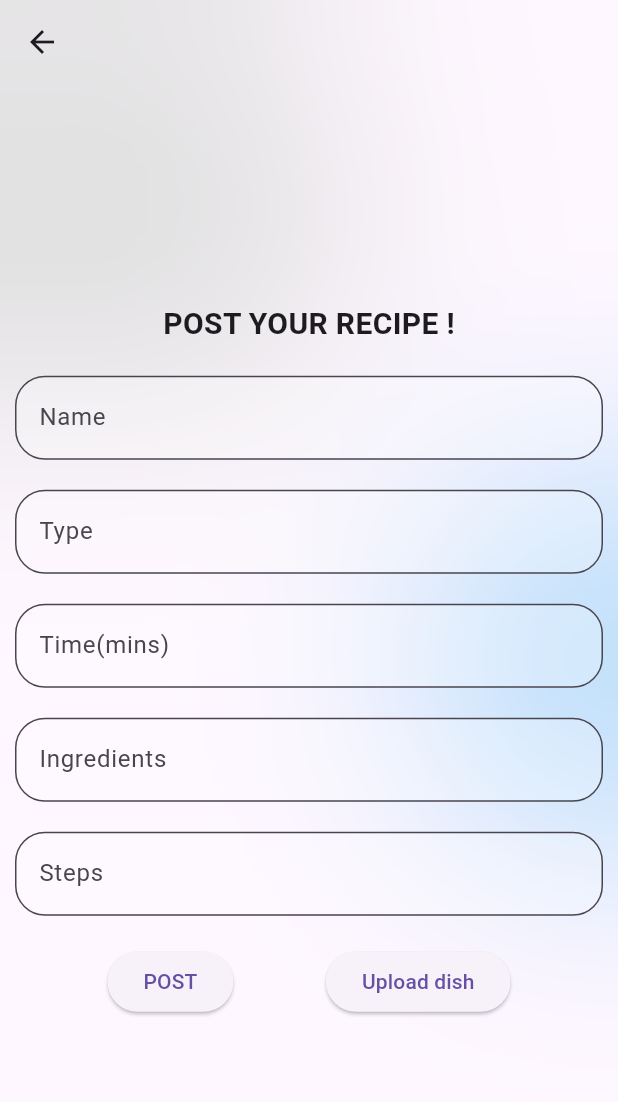
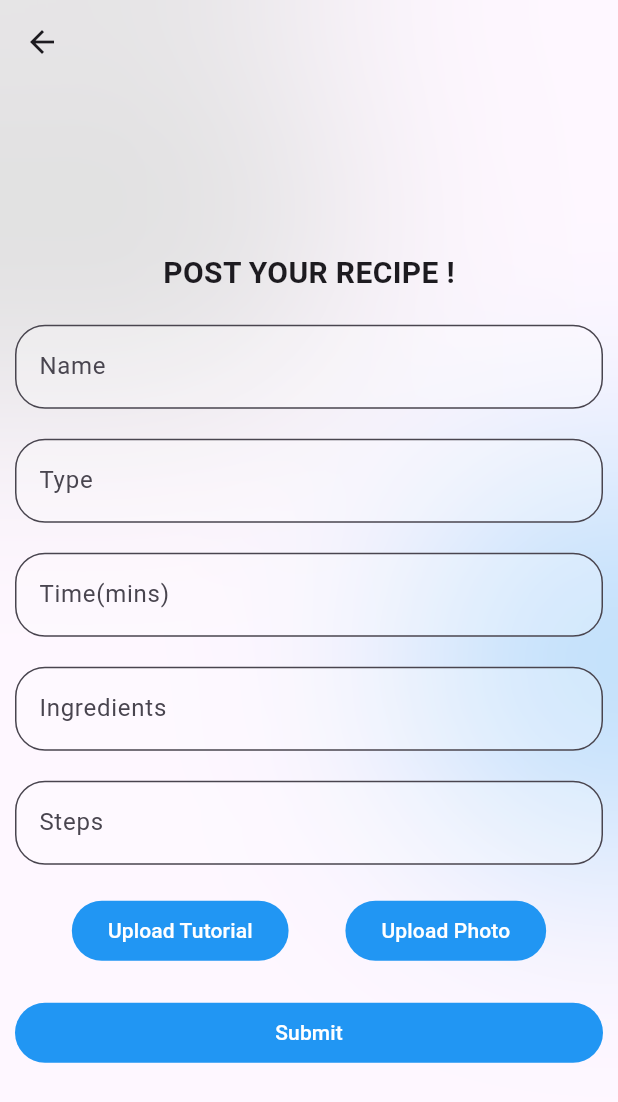
Before and after one commit to adityabhusari/CookVerse, a Flutter app: the PostScreen screen opened by its route, on a phone screen of 412 x 824 dp. Shown: the top 1102 px of the screen. Run offline on Flutter 3.47's test engine with Material 3 defaults, Android fonts, the phone set to English and light mode, and no system bars; our stand-ins replace cloud_firestore, equatable, firebase_auth, firebase_core, firebase_storage, flutter_bloc and 2 more; missing offline and left inert: appinio_video_player, flow_builder; accounts and stored records are empty.

Commit message:
video playback

```diff
--- a/lib/buisness layer/blocs/search bloc.dart
+++ b/lib/buisness layer/blocs/search bloc/search bloc.dart
@@ -1,8 +1,8 @@
 import 'package:flutter_bloc/flutter_bloc.dart';
-import 'package:last/buisness%20layer/blocs/search_s_e.dart';
+import 'package:last/buisness%20layer/blocs/search%20bloc/search_s_e.dart';
 import 'package:last/data%20layer/models/post_model.dart';
 
-import '../../data layer/repositories/post_repo.dart';
+import '../../../data layer/repositories/post_repo.dart';
 
 class SearchBloc extends Bloc<SearchEvents, SearchStates>{
 
--- a/lib/buisness layer/blocs/search_s_e.dart
+++ b/lib/buisness layer/blocs/search bloc/search_s_e.dart
@@ -1,6 +1,6 @@
 import 'package:equatable/equatable.dart';
 
-import '../../data layer/models/post_model.dart';
+import '../../../data layer/models/post_model.dart';
 
 abstract class SearchEvents extends Equatable{}
 
--- a/lib/buisness layer/blocs/update bloc/update_post_s_e.dart
+++ b/lib/buisness layer/blocs/update bloc/update_post_s_e.dart
@@ -1,6 +1,7 @@
 import 'package:equatable/equatable.dart';
 
 enum UploadDishPicStatus {loading, success, failure}
+enum UploadDishTutStatus {loading, success, failure}
 
 abstract class UpdatePostEvents extends Equatable{}
 
@@ -17,6 +18,19 @@ class UploadDishPicEvent extends UpdatePostEvents{
   final String userId;
 
   UploadDishPicEvent({required this.file, required this.userId, required this.postId});
+
+  @override
+  // TODO: implement props
+  List<Object?> get props => [file, postId, userId];
+
+}
+
+class UploadDishTutEvent extends UpdatePostEvents{
+  final String file;
+  final String postId;
+  final String userId;
+
+  UploadDishTutEvent({required this.file, required this.userId, required this.postId});
 
   @override
   // TODO: implement props
@@ -55,3 +69,22 @@ class UploadDishPicState extends UpdatePostStates{
   List<Object?> get props => [dishPic, uploadDishPicStatus];
 
 }
+
+class UploadDishTutState extends UpdatePostStates{
+
+  final String dishTut;
+  final UploadDishTutStatus uploadDishTutStatus;
+
+  UploadDishTutState({this.dishTut = '', required this.uploadDishTutStatus});
+
+  UploadDishTutState.loading() : this(uploadDishTutStatus: UploadDishTutStatus.loading);
+
+  UploadDishTutState.success(String dishTut) : this(dishTut: dishTut, uploadDishTutStatus: UploadDishTutStatus.success);
+
+  UploadDishTutState.failure() : this(uploadDishTutStatus: UploadDishTutStatus.failure);
+
+  @override
+  // TODO: implement props
+  List<Object?> get props => [dishTut, uploadDishTutStatus];
+
+}
--- a/lib/data layer/entities/post_entity.dart
+++ b/lib/data layer/entities/post_entity.dart
@@ -11,10 +11,11 @@ class PostEntity extends Equatable{
   DateTime? dateTime;
   String? userId;
   String? dishPic;
+  String? dishTut;
   int? likes;
 
 
-  PostEntity({required this.id, this.name = '', this.type = '', this.time = '', this.ingredients = '', this.steps = '', this.dateTime, this.dishPic = '', this.userId = '', this.likes = 0});
+  PostEntity({required this.id, this.name = '', this.type = '', this.time = '', this.ingredients = '', this.steps = '', this.dateTime, this.dishPic = '', this.userId = '', this.likes = 0, this.dishTut = ''});
 
   Map<String, dynamic> toMap(){
     return <String, dynamic>{
@@ -27,6 +28,7 @@ class PostEntity extends Equatable{
       'dateTime': dateTime,
       'userId': userId,
       'dishPic': dishPic,
+      'dishTut': dishTut,
       'likes': likes
     };
   }
@@ -43,12 +45,13 @@ class PostEntity extends Equatable{
         dateTime: (doc['dateTime'] as Timestamp).toDate(),
         userId: doc['userId'].toString(),
         dishPic: doc['dishPic'].toString(),
+        dishTut: doc['dishTut'].toString(),
         likes: doc['likes']
     );
   }
 
   @override
   // TODO: implement props
-  List<Object?> get props => [id, name, type, time, ingredients, steps, dateTime, userId, dishPic, likes];
+  List<Object?> get props => [id, name, type, time, ingredients, steps, dateTime, userId, dishPic, likes, dishTut];
 
 }
--- a/lib/data layer/models/post_model.dart
+++ b/lib/data layer/models/post_model.dart
@@ -14,9 +14,10 @@ class Post extends Equatable{
   DateTime? dateTime;
   String? userId;
   String? dishPic;
+  String? dishTut;
   int? likes;
 
-  Post({required this.id, this.name = '', this.type = '', this.time = '', this.ingredients = '', this.steps = '', this.dateTime, this.dishPic = '', this.userId = '', this.likes = 0});
+  Post({required this.id, this.name = '', this.type = '', this.time = '', this.ingredients = '', this.steps = '', this.dateTime, this.dishPic = '', this.userId = '', this.likes = 0, this.dishTut = ''});
 
   static Post empty = Post(
       id: '',
@@ -24,6 +25,7 @@ class Post extends Equatable{
       userId: '',
       dateTime: DateTime.now(),
       dishPic: '',
+      dishTut: '',
       steps: '',
       ingredients: '',
       time: '',
@@ -45,6 +47,7 @@ class Post extends Equatable{
     DateTime? dateTime,
     String? userId,
     String? dishPic,
+    String? dishTut,
     int? likes
   }){
     return Post(
@@ -57,6 +60,7 @@ class Post extends Equatable{
       dateTime: dateTime?? this.dateTime,
       userId: userId?? this.userId,
       dishPic: dishPic?? this.dishPic,
+      dishTut: dishTut?? this.dishTut,
       likes: likes?? this.likes
     );
   }
@@ -72,6 +76,7 @@ class Post extends Equatable{
         dateTime: dateTime,
         userId: userId,
         dishPic: dishPic,
+        dishTut: dishTut,
         likes: likes
     );
   }
@@ -87,6 +92,7 @@ class Post extends Equatable{
         dateTime: postEntity.dateTime,
         userId: postEntity.userId,
         dishPic: postEntity.dishPic,
+        dishTut: postEntity.dishTut,
         likes: postEntity.likes
     );
   }
@@ -99,6 +105,7 @@ class Post extends Equatable{
       userId: $userId,
       dateTime: $dateTime,
       dishPic: $dishPic,
+      dishTut: $dishTut,
       steps: $steps,
       ingredients: $ingredients,
       time: $time,
@@ -109,6 +116,6 @@ class Post extends Equatable{
 
   @override
   // TODO: implement props
-  List<Object?> get props => [id, name, type, time, ingredients, steps, dateTime, userId, dishPic, likes];
+  List<Object?> get props => [id, name, type, time, ingredients, steps, dateTime, userId, dishPic, likes, dishTut];
 
 }
--- a/lib/main.dart
+++ b/lib/main.dart
@@ -12,7 +12,7 @@ import 'package:last/buisness%20layer/blocs/post%20user%20bloc/get_user_bookmark
 import 'package:last/buisness%20layer/blocs/post%20user%20bloc/get_user_post_list_bloc.dart';
 import 'package:last/buisness%20layer/blocs/post%20user%20bloc/like_unlike_bloc.dart';
 import 'package:last/buisness%20layer/blocs/post%20user%20bloc/post_user_inter_bloc.dart';
-import 'package:last/buisness%20layer/blocs/search%20bloc.dart';
+import 'package:last/buisness%20layer/blocs/search%20bloc/search%20bloc.dart';
 import 'package:last/buisness%20layer/blocs/update%20bloc/update_post_bloc.dart';
 import 'package:last/buisness%20layer/blocs/update%20bloc/update_user_info_bloc.dart';
 import 'package:last/buisness%20layer/blocs/user%20bloc/follow_bloc.dart';
--- a/lib/presentation/home_page.dart
+++ b/lib/presentation/home_page.dart
@@ -20,7 +20,7 @@ import 'package:last/buisness%20layer/blocs/user%20bloc/follow_s_e.dart';
 import 'package:last/buisness%20layer/blocs/user%20bloc/user_bloc.dart';
 import 'package:last/buisness%20layer/blocs/user%20bloc/user_s_e.dart';
 
-import '../buisness layer/blocs/search bloc.dart';
+import '../buisness layer/blocs/search bloc/search bloc.dart';
 
 class HomeScreen extends StatefulWidget {
   const HomeScreen({Key? key}) : super(key: key);
--- a/lib/presentation/post_page.dart
+++ b/lib/presentation/post_page.dart
@@ -161,20 +161,113 @@ class _PostScreenState extends State<PostScreen> {
                         ),
                       ),
                       SizedBox(height: 20,),
+                      Column(
+                        crossAxisAlignment: CrossAxisAlignment.stretch,
+                        mainAxisAlignment: MainAxisAlignment.center,
+                        children: [
                           Row(
                             mainAxisAlignment: MainAxisAlignment.spaceEvenly,
                             children: [
-                          BlocListener<UpdatePostBloc, UpdatePostStates>(
+                              ElevatedButton(
+                                  onPressed: () async{
+                                    ImagePicker videoPicker = ImagePicker();
+                                    XFile? vid = await videoPicker.pickVideo(
+                                        source: ImageSource.gallery
+                                    );
+                                    if (vid != null){
+                                        updatePostBloc.add(UploadDishTutEvent(file: vid.path, userId: userBloc.state.userModel.id, postId: post.id));
+                                    }
+                                  },
+                                  style: ButtonStyle(
+                                    backgroundColor: MaterialStatePropertyAll(Colors.blue),
+                                    elevation: MaterialStatePropertyAll(0)
+                                  ),
+                                  child: BlocConsumer<UpdatePostBloc, UpdatePostStates>(
+                                      listener: (context, state) {
+                                        if (state is UploadDishTutState){
+                                          if (state.uploadDishTutStatus == UploadDishTutStatus.success){
+                                            setState(() {
+                                              post.dishTut = state.dishTut;
+                                            });
+                                            ScaffoldMessenger.of(context).showSnackBar(
+                                              SnackBar(content: Text('Video uploaded successfully'), duration: Duration(milliseconds: 1000),)
+                                            );
+                                          }
+                                          if (state.uploadDishTutStatus == UploadDishTutStatus.failure){
+                                            ScaffoldMessenger.of(context).showSnackBar(
+                                              SnackBar(content: Text('Video upload failed'), duration: Duration(milliseconds: 1000),)
+                                            );
+                                          }
+                                        }
+                                      },
+                                      builder: (context, state) {
+                                        if (state is UploadDishTutState){
+                                          if (state.uploadDishTutStatus == UploadDishTutStatus.loading){
+                                            return Center(child: CircularProgressIndicator());
+                                          }else{
+                                            return Text('Upload Tutorial', style: TextStyle(color: Colors.white));
+                                          }
+                                        }else{
+                                          return Text('Upload Tutorial', style: TextStyle(color: Colors.white));
+                                        }
+                                      },
+
+                                  ),
+                              ),
+                              ElevatedButton(
+                                  onPressed: () async{
+                                    ImagePicker picker = ImagePicker();
+                                    XFile? img = await picker.pickImage(
+                                        source: ImageSource.gallery,
+                                        maxHeight: 500,
+                                        maxWidth: 500,
+                                        imageQuality: 80
+                                    );
+                                    if (img != null){
+                                        updatePostBloc.add(UploadDishPicEvent(file: img.path, userId: userBloc.state.userModel.id, postId: post.id));
+                                    }
+                                  },
+                                  style: ButtonStyle(
+                                      backgroundColor: MaterialStatePropertyAll(Colors.blue),
+                                      elevation: MaterialStatePropertyAll(0)
+                                  ),
+                                  child: BlocConsumer<UpdatePostBloc, UpdatePostStates>(
                                     listener: (context, state) {
                                       if (state is UploadDishPicState){
                                       if (state.uploadDishPicStatus == UploadDishPicStatus.success){
                                           setState(() {
                                             post.dishPic = state.dishPic;
                                           });
+                                          ScaffoldMessenger.of(context).showSnackBar(
+                                              SnackBar(content: Text('Imageu uploaded successfully'), duration: Duration(milliseconds: 1000),)
+                                          );
+                                        }
+                                      else if (state.uploadDishPicStatus == UploadDishPicStatus.failure){
+                                        ScaffoldMessenger.of(context).showSnackBar(
+                                            SnackBar(content: Text('Failed to upload'), duration: Duration(milliseconds: 1000),)
+                                        );
                                         }
                                       }
                                     },
-                            child: BlocListener<CreatePostBloc, CreatePostStates>(
+                                      builder: (context, state) {
+                                        if (state is UploadDishPicState){
+                                          if (state.uploadDishPicStatus == UploadDishPicStatus.loading){
+                                            return Center(child: CircularProgressIndicator());
+                                          }
+                                          else{
+                                            return Text('Upload Photo', style: TextStyle(color: Colors.white));
+                                          }
+                                        }else{
+                                          return Text('Upload Photo', style: TextStyle(color: Colors.white));
+                                        }
+                                      },
+
+                                  )
+                              ),
+                            ],
+                          ),
+                          SizedBox(height: 20),
+                          BlocListener<CreatePostBloc, CreatePostStates>(
                             listener: (context, state) {
                               if (state is CreatePostsState){
                                 if (state.createPostStatus == CreatePostStatus.success){
@@ -204,52 +297,13 @@ class _PostScreenState extends State<PostScreen> {
                                     updateInfoBloc.add(AddPostToUserEvent(postId: post.id, userId: userBloc.state.userModel.id));
                                     createPostBloc.add(CreatePostEvent(post: post));
                                   },
-                                    child: Text('POST')
+                                child: Text('Submit', style: TextStyle(color: Colors.white)),
+                                style: ButtonStyle(
+                                    backgroundColor: MaterialStatePropertyAll(Colors.blue),
+                                    elevation: MaterialStatePropertyAll(0)
                                 ),
                               ),
                             ),
-                          ),
-                          ElevatedButton(
-                              onPressed: () async{
-                                ImagePicker picker = ImagePicker();
-                                XFile? img = await picker.pickImage(
-                                    source: ImageSource.gallery,
-                                    maxHeight: 500,
-                                    maxWidth: 500,
-                                    imageQuality: 80
-                                );
-                                if (img != null){
-                                    updatePostBloc.add(UploadDishPicEvent(file: img.path, userId: userBloc.state.userModel.id, postId: post.id));
-                                }
-                              },
-                              child: BlocBuilder<UpdatePostBloc, UpdatePostStates>(
-                                  builder: (context, state) {
-                                    if (state is UploadDishPicState){
-                                      if (state.uploadDishPicStatus == UploadDishPicStatus.loading){
-                                        return Center(child: CircularProgressIndicator());
-                                      }
-                                      else if (state.uploadDishPicStatus == UploadDishPicStatus.success){
-                                        return Center(
-                                          child: Icon(
-                                            Icons.check
-                                          ),
-                                        );
-                                      }
-                                      else if (state.uploadDishPicStatus == UploadDishPicStatus.failure){
-                                        return Center(
-                                          child: Icon(
-                                              Icons.clear
-                                          ),
-                                        );
-                                      }else{
-                                        return Text("FUKC");
-                                      }
-                                    }else{
-                                      return Text('Upload dish');
-                                    }
-                                  },
-
-                              )
                           ),
                         ],
                       )
--- a/lib/presentation/search_page.dart
+++ b/lib/presentation/search_page.dart
@@ -4,8 +4,8 @@ import 'package:flutter/material.dart';
 import 'package:flutter_bloc/flutter_bloc.dart';
 import 'package:last/buisness%20layer/blocs/post%20user%20bloc/post_user_inter_bloc.dart';
 import 'package:last/buisness%20layer/blocs/post%20user%20bloc/post_user_s_e.dart';
-import 'package:last/buisness%20layer/blocs/search%20bloc.dart';
-import 'package:last/buisness%20layer/blocs/search_s_e.dart';
+import 'package:last/buisness%20layer/blocs/search%20bloc/search%20bloc.dart';
+import 'package:last/buisness%20layer/blocs/search%20bloc/search_s_e.dart';
 
 class SearchScreen extends StatefulWidget {
   const SearchScreen({Key? key}) : super(key: key);
--- a/pubspec.yaml
+++ b/pubspec.yaml
@@ -46,6 +46,8 @@ dependencies:
   image_cropper: ^5.0.1
   uuid: ^4.3.1
   intl: ^0.19.0
+  video_player: ^2.8.2
+  appinio_video_player: ^1.2.2
 
 dev_dependencies:
   flutter_test:
```
Also changed, not shown: lib/buisness layer/blocs/update bloc/update_post_bloc.dart (+11 -0 lines), lib/data layer/repositories/post_repo.dart (+13 -0 lines), lib/presentation/dish_tut_page.dart (added, +83 -0 lines), lib/presentation/recipe_page.dart (+18 -0 lines), pubspec.lock, 1 other file. Lines whose indentation alone changed are shown as unchanged.
